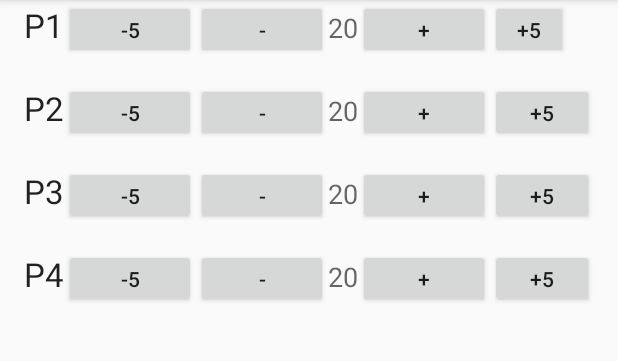
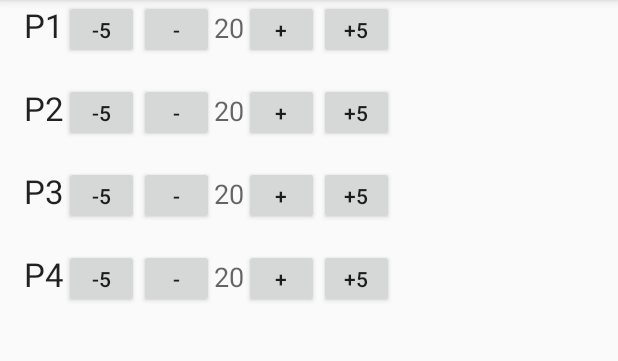
Before and after one commit to robbybro/Info-498-D, an Android app: the screen it shows after launch (MainActivity), on a phone screen of 412 x 824 dp, the part 84-445 px from its top. Run offline under Robolectric (Android 15) with nearby library versions, the phone set to English and light mode, and no system bars.

Commit message:
added screenshots

```diff
--- a/lifecounter/app/src/main/res/layout/activity_main.xml
+++ b/lifecounter/app/src/main/res/layout/activity_main.xml
@@ -22,7 +22,7 @@
                 android:layout_alignParentStart="true" />
 
             <Button
-                android:layout_width="wrap_content"
+                android:layout_width="50dp"
                 android:layout_height="wrap_content"
                 android:text="-5"
                 android:id="@+id/p1minus5"
@@ -31,7 +31,7 @@
                 android:layout_alignParentStart="true" />
 
             <Button
-                android:layout_width="wrap_content"
+                android:layout_width="50dp"
                 android:layout_height="wrap_content"
                 android:text="-"
                 android:id="@+id/p1minus1"
@@ -50,7 +50,7 @@
                 android:layout_toEndOf="@+id/p1minus1" />
 
             <Button
-                android:layout_width="wrap_content"
+                android:layout_width="50dp"
                 android:layout_height="wrap_content"
                 android:text="+"
                 android:id="@+id/p1plus1"
@@ -59,7 +59,7 @@
                 android:layout_toEndOf="@+id/p1minus1" />
 
             <Button
-                android:layout_width="wrap_content"
+                android:layout_width="50dp"
                 android:layout_height="wrap_content"
                 android:text="+5"
                 android:id="@+id/p1plus5"
@@ -88,7 +88,7 @@
                 android:layout_alignParentStart="true" />
 
             <Button
-                android:layout_width="wrap_content"
+                android:layout_width="50dp"
                 android:layout_height="wrap_content"
                 android:text="-5"
                 android:id="@+id/p2minus5"
@@ -97,7 +97,7 @@
                 android:layout_alignParentStart="true" />
 
             <Button
-                android:layout_width="wrap_content"
+                android:layout_width="50dp"
                 android:layout_height="wrap_content"
                 android:text="-"
                 android:id="@+id/p2minus1"
@@ -116,7 +116,7 @@
                 android:layout_toEndOf="@+id/p2minus1" />
 
             <Button
-                android:layout_width="wrap_content"
+                android:layout_width="50dp"
                 android:layout_height="wrap_content"
                 android:text="+"
                 android:id="@+id/p2plus1"
@@ -125,7 +125,7 @@
                 android:layout_toEndOf="@+id/p2minus1" />
 
             <Button
-                android:layout_width="wrap_content"
+                android:layout_width="50dp"
                 android:layout_height="wrap_content"
                 android:text="+5"
                 android:id="@+id/p2plus5"
@@ -156,7 +156,7 @@
                 android:layout_alignParentStart="true" />
 
             <Button
-                android:layout_width="wrap_content"
+                android:layout_width="50dp"
                 android:layout_height="wrap_content"
                 android:text="-5"
                 android:id="@+id/p3minus5"
@@ -165,7 +165,7 @@
                 android:layout_alignParentStart="true" />
 
             <Button
-                android:layout_width="wrap_content"
+                android:layout_width="50dp"
                 android:layout_height="wrap_content"
                 android:text="-"
                 android:id="@+id/p3minus1"
@@ -184,7 +184,7 @@
                 android:layout_toEndOf="@+id/p3minus1" />
 
             <Button
-                android:layout_width="wrap_content"
+                android:layout_width="50dp"
                 android:layout_height="wrap_content"
                 android:text="+"
                 android:id="@+id/p3plus1"
@@ -193,7 +193,7 @@
                 android:layout_toEndOf="@+id/p3minus1" />
 
             <Button
-                android:layout_width="wrap_content"
+                android:layout_width="50dp"
                 android:layout_height="wrap_content"
                 android:text="+5"
                 android:id="@+id/p3plus5"
@@ -224,7 +224,7 @@
                 android:layout_alignParentStart="true" />
 
             <Button
-                android:layout_width="wrap_content"
+                android:layout_width="50dp"
                 android:layout_height="wrap_content"
                 android:text="-5"
                 android:id="@+id/p4minus5"
@@ -233,7 +233,7 @@
                 android:layout_alignParentStart="true" />
 
             <Button
-                android:layout_width="wrap_content"
+                android:layout_width="50dp"
                 android:layout_height="wrap_content"
                 android:text="-"
                 android:id="@+id/p4minus1"
@@ -252,7 +252,7 @@
                 android:layout_toEndOf="@+id/p4minus1" />
 
             <Button
-                android:layout_width="wrap_content"
+                android:layout_width="50dp"
                 android:layout_height="wrap_content"
                 android:text="+"
                 android:id="@+id/p4plus1"
@@ -261,7 +261,7 @@
                 android:layout_toEndOf="@+id/p4minus1" />
 
             <Button
-                android:layout_width="wrap_content"
+                android:layout_width="50dp"
                 android:layout_height="wrap_content"
                 android:text="+5"
                 android:id="@+id/p4plus5"
```
Also changed, not shown: 4 other files.
